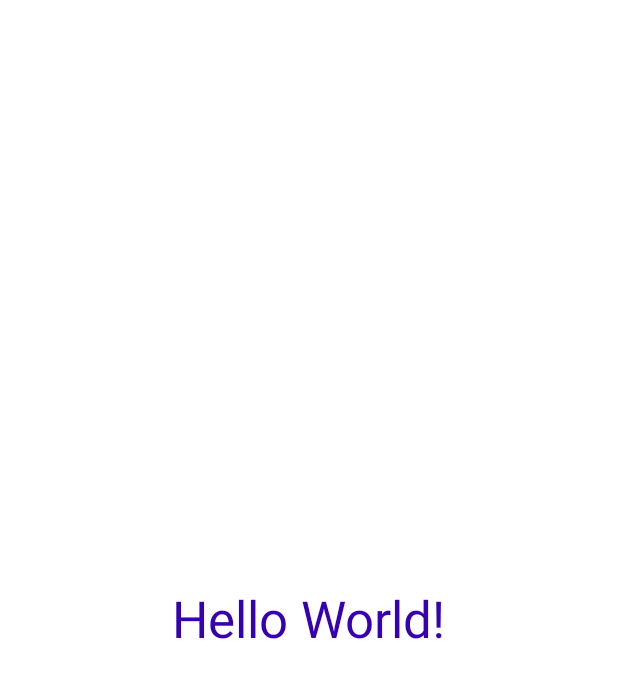
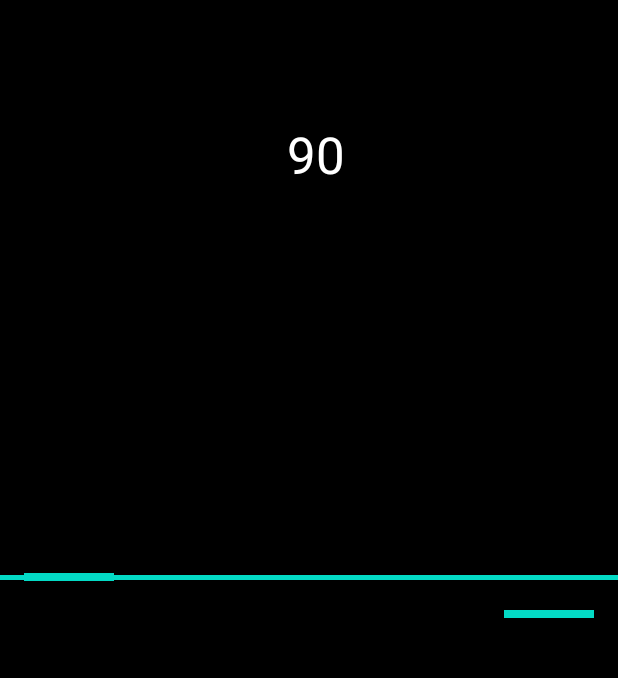
Before and after one commit to Joji-Moji/BubbleLevel, an Android app: the layout activity_main.xml on its own in the app's theme, with its tools: preview values and no code run, on a phone screen of 412 x 824 dp. Shown: the top 678 px of the screen. Run offline under Robolectric (Android 15) with nearby library versions, the phone set to English and light mode, and no system bars.

```diff
--- a/app/src/main/res/layout/activity_main.xml
+++ b/app/src/main/res/layout/activity_main.xml
@@ -4,18 +4,59 @@
     xmlns:tools="http://schemas.android.com/tools"
     android:layout_width="match_parent"
     android:layout_height="match_parent"
+    android:background="@color/black"
     tools:context=".MainActivity">
+
+    <LinearLayout
+        android:id="@+id/linearLayout"
+        android:layout_width="60dp"
+        android:layout_height="5dp"
+        android:layout_marginTop="1dp"
+        android:layout_marginEnd="16dp"
+        android:background="@color/teal_200"
+        android:orientation="horizontal"
+        app:layout_constraintBottom_toBottomOf="parent"
+        app:layout_constraintEnd_toEndOf="parent"
+        app:layout_constraintTop_toTopOf="parent"
+        app:layout_constraintVertical_bias="0.496"></LinearLayout>
 
     <TextView
         android:id="@+id/text"
         android:layout_width="wrap_content"
         android:layout_height="wrap_content"
-        android:text="Hello World!"
-        android:textColor="@color/purple_700"
+        android:text="90"
+        android:textColor="@color/white"
         android:textSize="34sp"
         app:layout_constraintBottom_toBottomOf="parent"
+        app:layout_constraintHorizontal_bias="0.513"
         app:layout_constraintLeft_toLeftOf="parent"
         app:layout_constraintRight_toRightOf="parent"
-        app:layout_constraintTop_toTopOf="parent" />
+        app:layout_constraintTop_toTopOf="parent"
+        app:layout_constraintVertical_bias="0.103" />
+
+    <LinearLayout
+        android:id="@+id/linearLayout2"
+        android:layout_width="60dp"
+        android:layout_height="5dp"
+        android:layout_marginStart="16dp"
+        android:layout_marginTop="1dp"
+        android:background="@color/teal_200"
+        android:orientation="horizontal"
+        app:layout_constraintBottom_toBottomOf="parent"
+        app:layout_constraintStart_toStartOf="parent"
+        app:layout_constraintTop_toBottomOf="@+id/text"
+        app:layout_constraintVertical_bias="0.369"></LinearLayout>
+
+    <LinearLayout
+        android:id="@+id/lRotation"
+        android:layout_width="570dp"
+        android:layout_height="3dp"
+        android:background="@color/teal_200"
+        android:orientation="horizontal"
+        app:layout_constraintBottom_toBottomOf="@+id/linearLayout2"
+        app:layout_constraintEnd_toStartOf="@+id/linearLayout"
+        app:layout_constraintHorizontal_bias="0.444"
+        app:layout_constraintStart_toEndOf="@+id/linearLayout2"
+        app:layout_constraintTop_toTopOf="@+id/linearLayout2"></LinearLayout>
 
 </androidx.constraintlayout.widget.ConstraintLayout>
```
Also changed, not shown: app/src/main/java/com/gatsu/bubblelevel/MainActivity.kt (+23 -4 lines).
